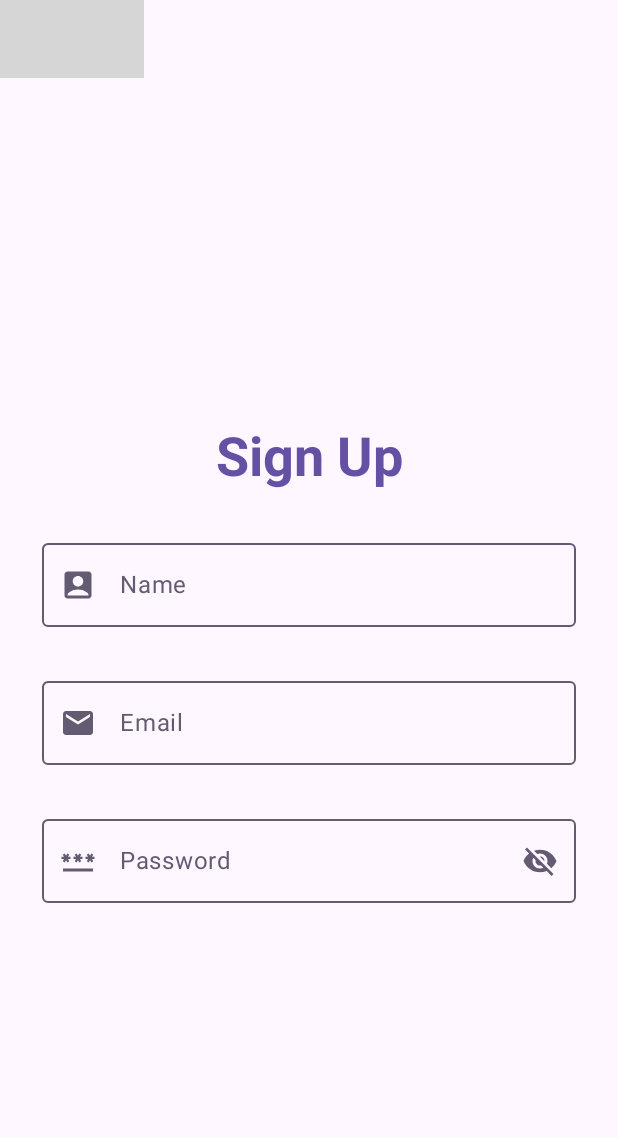
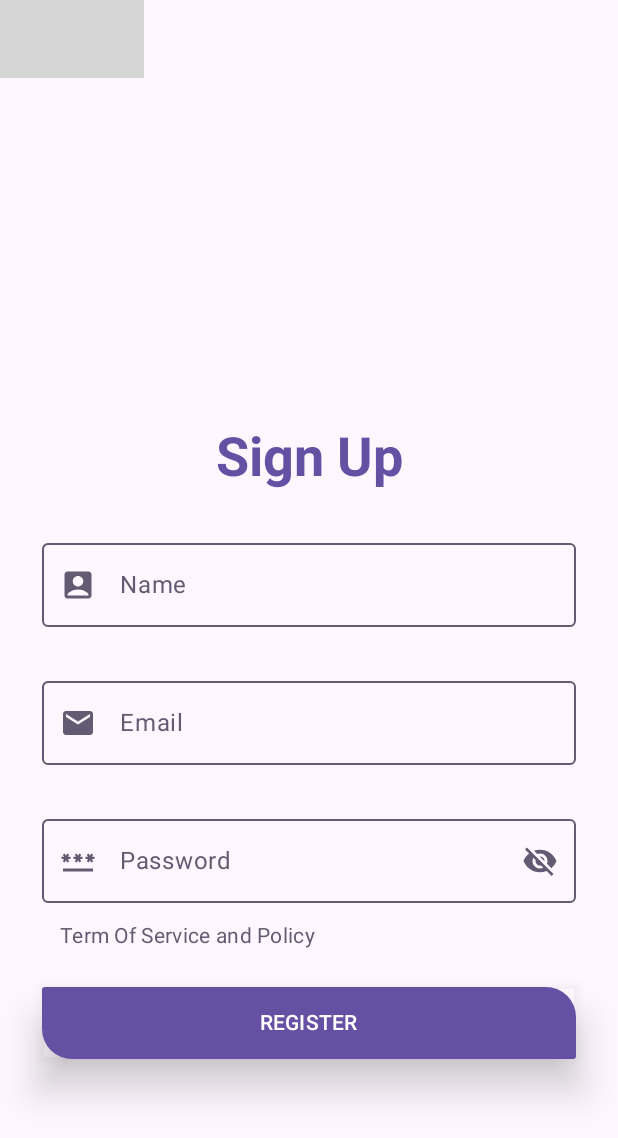
Before and after one commit to darlangui/kotlin, an Android app built with Jetpack Compose: the @Preview function RegisterScreenLightPreview, on a phone screen of 412 x 824 dp. Shown: the top 1138 px of the screen. Run offline under Robolectric (Android 15) with nearby library versions, the phone set to English and light mode, and no system bars; grey boxes are pictures that could not be loaded.

Commit message:
Register and Logged Screen Finish

```diff
--- a/pages/app/src/main/java/com/darlanguimaraes/pages/MainActivity.kt
+++ b/pages/app/src/main/java/com/darlanguimaraes/pages/MainActivity.kt
@@ -15,6 +15,7 @@ import androidx.compose.ui.Modifier
 import androidx.compose.ui.tooling.preview.Preview
 import com.darlanguimaraes.pages.ui.theme.PagesTheme
 import com.darlanguimaraes.pages.ui.view.LoginScreen
+import com.darlanguimaraes.pages.ui.view.RegisterScreen
 
 class MainActivity : ComponentActivity() {
     override fun onCreate(savedInstanceState: Bundle?) {
@@ -26,7 +27,7 @@ class MainActivity : ComponentActivity() {
                     modifier = Modifier.fillMaxSize(),
                     color = MaterialTheme.colorScheme.background,
                 ) {
-                    LoginScreen()
+                    RegisterScreen()
                 }
             }
         }
--- a/pages/app/src/main/java/com/darlanguimaraes/pages/ui/components/CustomButtom.kt
+++ b/pages/app/src/main/java/com/darlanguimaraes/pages/ui/components/CustomButtom.kt
@@ -1,8 +1,11 @@
 package com.darlanguimaraes.pages.ui.components
 
+import androidx.compose.foundation.BorderStroke
+import androidx.compose.foundation.border
 import androidx.compose.foundation.layout.fillMaxWidth
 import androidx.compose.foundation.shape.RoundedCornerShape
 import androidx.compose.material3.Button
+import androidx.compose.material3.MaterialTheme
 import androidx.compose.material3.Text
 import androidx.compose.runtime.Composable
 import androidx.compose.ui.Modifier
@@ -15,7 +18,8 @@ fun CustomButtom(text: String, onClickAction: () -> Unit, modifier: Modifier = M
         onClick = onClickAction,
         modifier
             .fillMaxWidth()
-            .shadow(elevation = 16.dp, shape = RoundedCornerShape(24.dp))
+            .shadow(elevation = 16.dp, shape = RoundedCornerShape(2.dp)),
+        shape = RoundedCornerShape(bottomStart = 20.dp, topEnd = 20.dp),
     ) {
         Text(text = text)
     }
--- a/pages/app/src/main/java/com/darlanguimaraes/pages/ui/view/RegisterScreen.kt
+++ b/pages/app/src/main/java/com/darlanguimaraes/pages/ui/view/RegisterScreen.kt
@@ -4,10 +4,15 @@ import androidx.compose.foundation.Image
 import androidx.compose.foundation.background
 import androidx.compose.foundation.layout.Box
 import androidx.compose.foundation.layout.Column
+import androidx.compose.foundation.layout.Row
+import androidx.compose.foundation.layout.Spacer
 import androidx.compose.foundation.layout.fillMaxSize
+import androidx.compose.foundation.layout.fillMaxWidth
+import androidx.compose.foundation.layout.height
 import androidx.compose.foundation.layout.offset
 import androidx.compose.foundation.layout.padding
 import androidx.compose.foundation.shape.RoundedCornerShape
+import androidx.compose.foundation.text.ClickableText
 import androidx.compose.material.icons.Icons
 import androidx.compose.material.icons.filled.AccountBox
 import androidx.compose.material.icons.filled.Email
@@ -25,8 +30,10 @@ import androidx.compose.ui.Alignment
 import androidx.compose.ui.Modifier
 import androidx.compose.ui.layout.ContentScale
 import androidx.compose.ui.res.painterResource
+import androidx.compose.ui.text.AnnotatedString
 import androidx.compose.ui.unit.dp
 import com.darlanguimaraes.pages.R
+import com.darlanguimaraes.pages.ui.components.CustomButtom
 import com.darlanguimaraes.pages.ui.components.CustomTextField
 import com.darlanguimaraes.pages.ui.modifiers.DarkPreview
 import com.darlanguimaraes.pages.ui.modifiers.LightPreview
@@ -91,6 +98,27 @@ fun RegisterScreen(modifier: Modifier = Modifier) {
                     isPassword = true,
                     modifier = Modifier.padding(start = 28.dp, end = 28.dp),
                 )
+                Row(
+                    modifier = Modifier
+                        .fillMaxWidth()
+                        .padding(start = 32.dp, end = 32.dp)
+                ) {
+                    ClickableText(
+                        text = AnnotatedString("Term Of Service and Policy"),
+                        onClick = { },
+                        style = MaterialTheme.typography.bodyMedium
+                            .copy(color = MaterialTheme.colorScheme.secondary),
+                        modifier = Modifier.padding(top = 12.dp, bottom = 12.dp, start = 8.dp)
+                    )
+                    Spacer(modifier = Modifier.weight(1f))
+                }
+                CustomButtom(
+                    text = "REGISTER",
+                    onClickAction = { /*TODO*/ },
+                    modifier = Modifier
+                        .padding(end = 28.dp, start = 28.dp, top = 12.dp)
+                        .height(48.dp)
+                )
             }
         }
     }
```
Also changed, not shown: pages/app/src/main/java/com/darlanguimaraes/pages/ui/view/LoggedInScreen.kt (+59 -0 lines).
